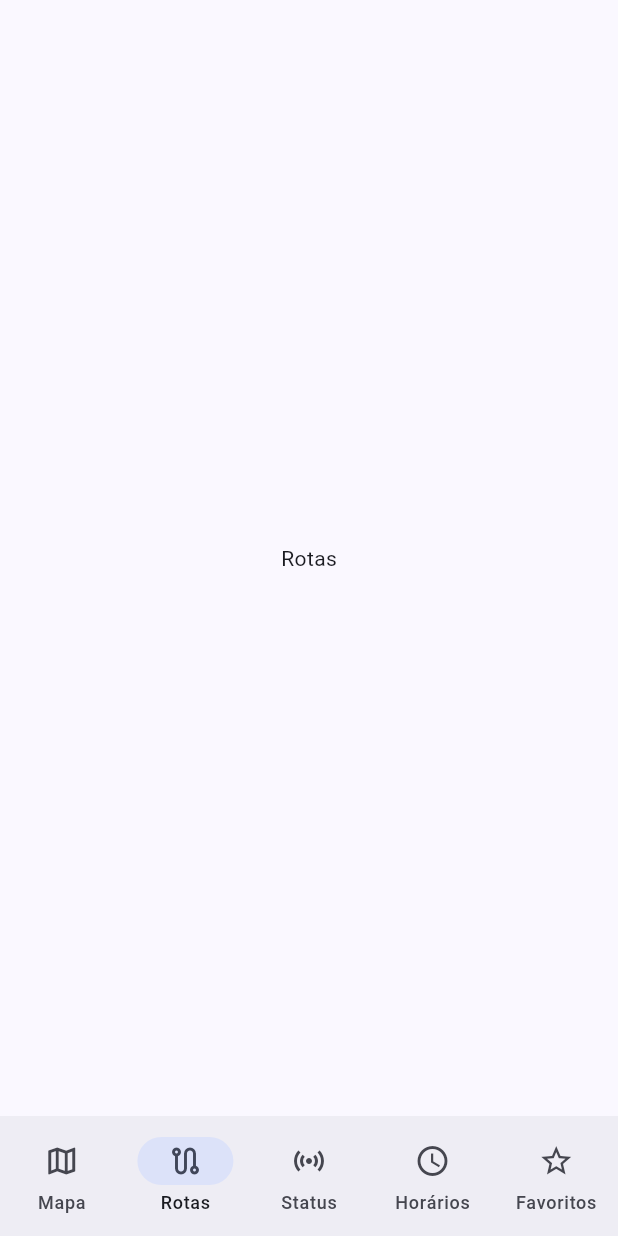
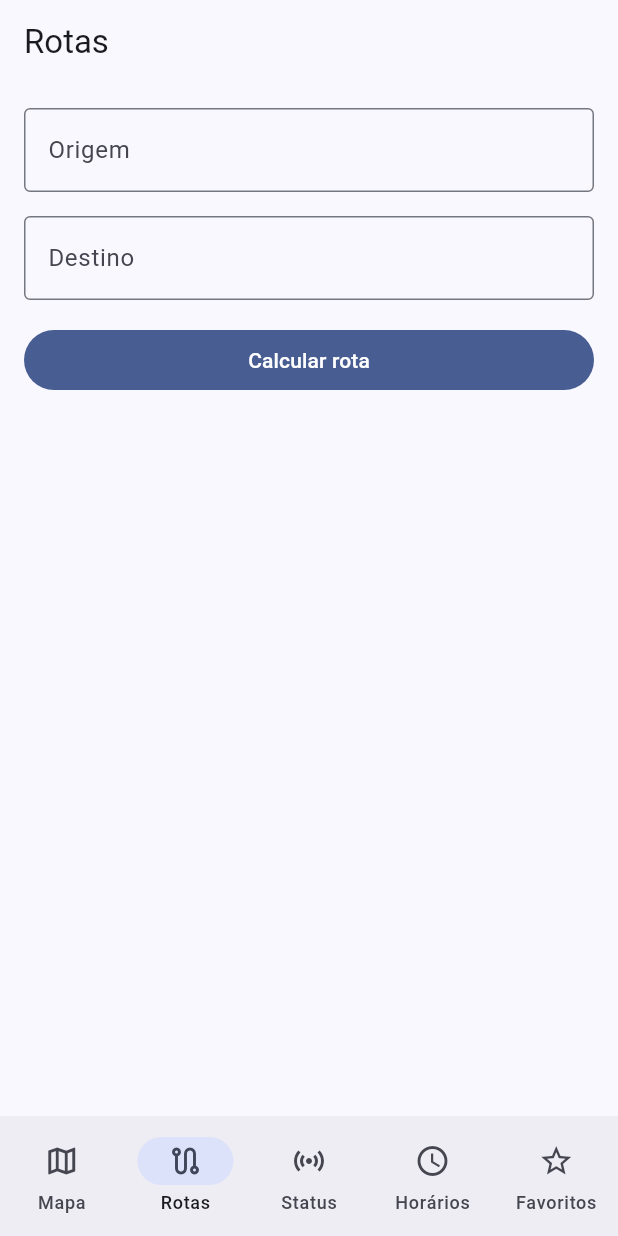
Before and after one commit to medeirosluan/Meu_Bus, a Flutter app: the screen it shows after launch, item 2 of the bottom bar chosen, on a phone screen of 412 x 824 dp. Run offline on Flutter 3.47's test engine with Material 3 defaults, Android fonts, the phone set to English and light mode, and no system bars; our stand-ins replace dio, flutter_map, flutter_riverpod, geolocator, latlong2, shared_preferences.

Commit message:
feat: planejador de rotas estação a estação

```diff
--- a/lib/features/routes/routes_page.dart
+++ b/lib/features/routes/routes_page.dart
@@ -1,10 +1,86 @@
 import 'package:flutter/material.dart';
+import 'package:flutter_riverpod/flutter_riverpod.dart';
+import 'package:seu_metro/models/line.dart';
+import 'package:seu_metro/models/route.dart';
+import 'package:seu_metro/models/station.dart';
+import 'package:seu_metro/providers/repositories.dart';
 
-class RoutesPage extends StatelessWidget {
+import 'route_result_card.dart';
+import 'station_picker.dart';
+
+class RoutesPage extends ConsumerStatefulWidget {
   const RoutesPage({super.key});
 
   @override
+  ConsumerState<RoutesPage> createState() => _RoutesPageState();
+}
+
+class _RoutesPageState extends ConsumerState<RoutesPage> {
+  Station? _origin;
+  Station? _destination;
+  RoutePlan? _plan;
+  bool _noRoute = false;
+
+  void _calculate() {
+    final origin = _origin;
+    final destination = _destination;
+    if (origin == null || destination == null) return;
+    final graph = ref.read(metroGraphProvider).value;
+    if (graph == null) return;
+    final plan = graph.plan(origin.id, destination.id);
+    setState(() {
+      _plan = plan;
+      _noRoute = plan == null;
+    });
+  }
+
+  @override
   Widget build(BuildContext context) {
-    return const Scaffold(body: Center(child: Text('Rotas')));
+    final lines = ref.watch(linesProvider).value ?? const <String, Line>{};
+    ref.watch(metroGraphProvider);
+    return Scaffold(
+      appBar: AppBar(title: const Text('Rotas')),
+      body: Padding(
+        padding: const EdgeInsets.all(16),
+        child: ListView(
+          children: [
+            StationPicker(
+              label: 'Origem',
+              suggestionsFirst: true,
+              onSelected: (station) => setState(() => _origin = station),
+            ),
+            const SizedBox(height: 16),
+            StationPicker(
+              label: 'Destino',
+              onSelected: (station) => setState(() => _destination = station),
+            ),
+            const SizedBox(height: 16),
+            FilledButton(
+              onPressed: _calculate,
+              child: const Text('Calcular rota'),
+            ),
+            const SizedBox(height: 16),
+            if (_plan != null) ..._buildPlan(_plan!, lines),
+            if (_noRoute)
+              const Text('Não há rota disponível entre essas estações.'),
+          ],
+        ),
+      ),
+    );
+  }
+
+  List<Widget> _buildPlan(RoutePlan plan, Map<String, Line> lines) {
+    return [
+      Text(
+        '${plan.totalMinutes} min no total',
+        style: Theme.of(context).textTheme.titleLarge,
+      ),
+      const SizedBox(height: 8),
+      for (final leg in plan.legs)
+        RouteResultCard(leg: leg, line: lines[leg.lineId]),
+      const SizedBox(height: 8),
+      for (final station in plan.transferStationNames)
+        Text('Baldear em $station'),
+    ];
   }
 }
--- /dev/null
+++ b/lib/features/routes/station_picker.dart
@@ -0,0 +1,81 @@
+import 'package:flutter/material.dart';
+import 'package:flutter_riverpod/flutter_riverpod.dart';
+import 'package:seu_metro/models/station.dart';
+import 'package:seu_metro/providers/repositories.dart';
+
+class StationPicker extends ConsumerStatefulWidget {
+  const StationPicker({
+    super.key,
+    required this.label,
+    required this.onSelected,
+    this.suggestionsFirst = false,
+  });
+
+  final String label;
+  final ValueChanged<Station> onSelected;
+  final bool suggestionsFirst;
+
+  @override
+  ConsumerState<StationPicker> createState() => _StationPickerState();
+}
+
+class _StationPickerState extends ConsumerState<StationPicker> {
+  final TextEditingController _controller = TextEditingController();
+
+  @override
+  void dispose() {
+    _controller.dispose();
+    super.dispose();
+  }
+
+  void _select(Station station) {
+    setState(() {
+      _controller.text = station.name;
+    });
+    widget.onSelected(station);
+  }
+
+  List<Station> _suggestions(List<Station> stations, String query) {
+    final q = query.trim().toLowerCase();
+    if (q.isEmpty) return const [];
+    return stations.where((s) => s.name.toLowerCase().startsWith(q)).toList();
+  }
+
+  @override
+  Widget build(BuildContext context) {
+    final stations = ref.watch(stationsProvider).value ?? const <Station>[];
+    final suggestions = _suggestions(stations, _controller.text);
+
+    final field = TextField(
+      controller: _controller,
+      onChanged: (_) => setState(() {}),
+      decoration: InputDecoration(
+        labelText: widget.label,
+        border: const OutlineInputBorder(),
+      ),
+    );
+
+    final dropdown = suggestions.isEmpty
+        ? const SizedBox.shrink()
+        : Material(
+            elevation: 4,
+            child: Column(
+              mainAxisSize: MainAxisSize.min,
+              children: [
+                for (final station in suggestions)
+                  ListTile(
+                    dense: true,
+                    title: Text(station.name),
+                    onTap: () => _select(station),
+                  ),
+              ],
+            ),
+          );
+
+    return Column(
+      crossAxisAlignment: CrossAxisAlignment.stretch,
+      mainAxisSize: MainAxisSize.min,
+      children: widget.suggestionsFirst ? [dropdown, field] : [field, dropdown],
+    );
+  }
+}
```
Also changed, not shown: lib/features/routes/route_result_card.dart (added, +45 -0 lines), 1 other file.
